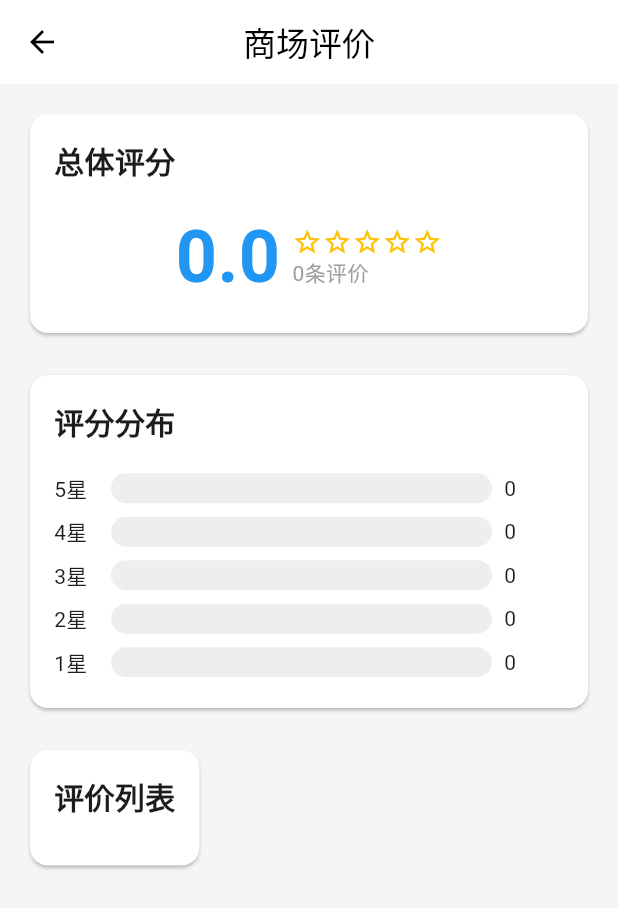
After one commit to thisXuan/parkinglot_frontend, a Flutter app: the ManagerReviewPage screen opened directly, after a tap on the "arrow back" icon, on a phone screen of 412 x 824 dp. The commit adds this screen. Shown: the top 908 px of the screen. Run offline on Flutter 3.47's test engine with Material 3 defaults, Android fonts, the phone set to English and light mode, and no system bars; our stand-ins replace dio, fl_chart, flutter_easyloading, marquee, qr_flutter, shared_preferences; missing offline and left inert: flutter_baidu_mapapi_base, flutter_baidu_mapapi_map, flutter_bmflocation, license_plate_number, qr_code_scanner; accounts and stored records are empty; network calls fail.

Commit message:
评价界面

```diff
--- /dev/null
+++ b/lib/Manager/ManagerReviewPage.dart
@@ -0,0 +1,329 @@
+import 'package:flutter/material.dart';
+import 'package:fl_chart/fl_chart.dart';
+import 'package:parkinglot_frontend/api/data.dart';
+import 'package:parkinglot_frontend/api/user.dart';
+import 'dart:convert'; // Add this import for json.decode
+import 'package:intl/intl.dart'; // Add this import at the top of the file
+
+class ReviewData {
+  final String reviewer;
+  final int rating;
+  final List<String> tags;
+  final String comment;
+  final String time;
+
+  ReviewData({
+    required this.reviewer,
+    required this.rating,
+    required this.tags,
+    required this.comment,
+    required this.time,
+  });
+
+  factory ReviewData.fromJson(Map<String, dynamic> json) {
+    List<String> parsedTags = [];
+    if (json['tags'] != null) {
+      try {
+        List<dynamic> tagsList = jsonDecode(json['tags']);
+        parsedTags = tagsList.map((tag) => tag.toString()).toList();
+      } catch (e) {
+        print('Error parsing tags: ${e.toString()}');
+        parsedTags = [];
+      }
+    }
+
+    return ReviewData(
+      reviewer: json['reviewer'],
+      rating: json['rating'],
+      tags: parsedTags,
+      comment: json['comment'],
+      time: json['time'],
+    );
+  }
+}
+
+class ManagerReviewPage extends StatefulWidget {
+  @override
+  State<StatefulWidget> createState() => ManagerReviewPageState();
+}
+
+class ManagerReviewPageState extends State<ManagerReviewPage> {
+  double averageRating = 0;
+  Map<String, int> ratingDistribution = {
+    '5': 0,
+    '4': 0,
+    '3': 0,
+    '2': 0,
+    '1': 0,
+  };
+  List<ReviewData> reviews = [];
+
+  @override
+  void initState() {
+    super.initState();
+    initReviewData();
+  }
+
+  void initReviewData() async {
+    var result = await UserApi().GetReview();
+    if (result != null) {
+      var code = result['code'];
+      if (code == 200) {
+        setState(() {
+          averageRating = result['data']['overallRating']['average'];
+
+          var distribution = result['data']['ratingDistribution'];
+          ratingDistribution = {
+            '5': distribution['5'],
+            '4': distribution['4']??0,
+            '3': distribution['3']??0,
+            '2': distribution['2']??0,
+            '1': distribution['1']??0,
+          };
+
+          reviews = (result['data']['reviews'] as List)
+              .map((review) => ReviewData.fromJson(review))
+              .toList();
+        });
+      }
+    }
+  }
+
+  @override
+  Widget build(BuildContext context) {
+    return Scaffold(
+      backgroundColor: Color(0xFFF5F5F5),
+      appBar: AppBar(
+        leading: IconButton(
+          icon: Icon(Icons.arrow_back, color: Colors.black),
+          onPressed: () => Navigator.pop(context),
+        ),
+        title: Text('商场评价', style: TextStyle(color: Colors.black)),
+        backgroundColor: Colors.white,
+        elevation: 0,
+        centerTitle: true,
+      ),
+      body: SingleChildScrollView(
+        padding: EdgeInsets.all(16),
+        child: Column(
+          crossAxisAlignment: CrossAxisAlignment.start,
+          children: [
+            _buildOverallRating(),
+            SizedBox(height: 20),
+            _buildRatingDistribution(),
+            SizedBox(height: 20),
+            _buildReviewsList(),
+          ],
+        ),
+      ),
+    );
+  }
+
+  Widget _buildOverallRating() {
+    return Card(
+      color: Colors.white,
+      child: Padding(
+        padding: EdgeInsets.all(16),
+        child: Column(
+          crossAxisAlignment: CrossAxisAlignment.start,
+          children: [
+            Text('总体评分', style: TextStyle(fontSize: 20, fontWeight: FontWeight.bold)),
+            SizedBox(height: 16),
+            Row(
+              mainAxisAlignment: MainAxisAlignment.center,
+              children: [
+                Text(
+                  averageRating.toStringAsFixed(1),
+                  style: TextStyle(
+                    fontSize: 48,
+                    fontWeight: FontWeight.bold,
+                    color: Colors.blue,
+                  ),
+                ),
+                SizedBox(width: 8),
+                Column(
+                  crossAxisAlignment: CrossAxisAlignment.start,
+                  children: [
+                    Row(
+                      children: List.generate(5, (index) {
+                        return Icon(
+                          index < averageRating.floor()
+                              ? Icons.star
+                              : index < averageRating
+                              ? Icons.star_half
+                              : Icons.star_border,
+                          color: Colors.amber,
+                          size: 20,
+                        );
+                      }),
+                    ),
+                    Text(
+                      '${reviews.length}条评价',
+                      style: TextStyle(color: Colors.grey),
+                    ),
+                  ],
+                ),
+              ],
+            ),
+          ],
+        ),
+      ),
+    );
+  }
+
+  Widget _buildRatingDistribution() {
+    int maxCount = ratingDistribution.values
+        .reduce((value, element) => value > element ? value : element);
+
+    return Card(
+      color: Colors.white,
+      child: Padding(
+        padding: EdgeInsets.all(16),
+        child: Column(
+          crossAxisAlignment: CrossAxisAlignment.start,
+          children: [
+            Text('评分分布', style: TextStyle(fontSize: 20, fontWeight: FontWeight.bold)),
+            SizedBox(height: 16),
+            ...List.generate(5, (index) {
+              int stars = 5 - index;
+              int count = ratingDistribution[stars.toString()] ?? 0;
+              double percentage = maxCount > 0 ? count / maxCount : 0;
+
+              return Padding(
+                padding: EdgeInsets.symmetric(vertical: 4),
+                child: Row(
+                  children: [
+                    SizedBox(
+                      width: 30,
+                      child: Text('$stars星'),
+                    ),
+                    SizedBox(width: 8),
+                    Expanded(
+                      child: Stack(
+                        children: [
+                          Container(
+                            height: 20,
+                            decoration: BoxDecoration(
+                              color: Colors.grey[200],
+                              borderRadius: BorderRadius.circular(10),
+                            ),
+                          ),
+                          FractionallySizedBox(
+                            widthFactor: percentage,
+                            child: Container(
+                              height: 20,
+                              decoration: BoxDecoration(
+                                color: Colors.blue,
+                                borderRadius: BorderRadius.circular(10),
+                              ),
+                            ),
+                          ),
+                        ],
+                      ),
+                    ),
+                    SizedBox(width: 8),
+                    SizedBox(
+                      width: 40,
+                      child: Text('$count'),
+                    ),
+                  ],
+                ),
+              );
+            }),
+          ],
+        ),
+      ),
+    );
+  }
+
+  Widget _buildReviewsList() {
+    return Card(
+      color: Colors.white,
+      child: Padding(
+        padding: EdgeInsets.all(16),
+        child: Column(
+          crossAxisAlignment: CrossAxisAlignment.start,
+          children: [
+            Text('评价列表', style: TextStyle(fontSize: 20, fontWeight: FontWeight.bold)),
+            SizedBox(height: 16),
+            ...reviews.map((review) => _buildReviewItem(review)).toList(),
+          ],
+        ),
+      ),
+    );
+  }
+
+  Widget _buildReviewItem(ReviewData review) {
+    // Format the time string
+    String formattedTime = '';
+    try {
+      DateTime dateTime = DateTime.parse(review.time);
+      formattedTime = DateFormat('yyyy-MM-dd HH:mm').format(dateTime);
+    } catch (e) {
+      print('Error parsing date: ${e.toString()}');
+      formattedTime = review.time;
+    }
+
+    return Container(
+      padding: EdgeInsets.symmetric(vertical: 12),
+      decoration: BoxDecoration(
+        border: Border(
+          bottom: BorderSide(color: Colors.grey[200]!),
+        ),
+      ),
+      child: Column(
+        crossAxisAlignment: CrossAxisAlignment.start,
+        children: [
+          Row(
+            children: [
+              CircleAvatar(
+                child: Text(review.reviewer[0]),
+                backgroundColor: Colors.blue[100],
+              ),
+              SizedBox(width: 8),
+              Text(
+                review.reviewer,
+                style: TextStyle(fontWeight: FontWeight.bold),
+              ),
+              Spacer(),
+              Row(
+                children: List.generate(5, (index) {
+                  return Icon(
+                    index < review.rating ? Icons.star : Icons.star_border,
+                    color: Colors.amber,
+                    size: 16,
+                  );
+                }),
+              ),
+            ],
+          ),
+          SizedBox(height: 8),
+          Wrap(
+            spacing: 8,
+            runSpacing: 8,
+            children: review.tags.map((tag) {
+              return Container(
+                padding: EdgeInsets.symmetric(horizontal: 8, vertical: 4),
+                decoration: BoxDecoration(
+                  color: Colors.blue[50],
+                  borderRadius: BorderRadius.circular(4),
+                ),
+                child: Text(
+                  tag,
+                  style: TextStyle(color: Colors.blue, fontSize: 12),
+                ),
+              );
+            }).toList(),
+          ),
+          SizedBox(height: 8),
+          Text(review.comment),
+          SizedBox(height: 4),
+          Text(
+            formattedTime,
+            style: TextStyle(color: Colors.grey, fontSize: 12),
+          ),
+        ],
+      ),
+    );
+  }
+}
--- a/lib/api/user.dart
+++ b/lib/api/user.dart
@@ -102,6 +102,21 @@ class UserApi {
         method: DioMethod.post);
     return result;
   }
+
+  // 提交评论
+  PostReview(dynamic data) async{
+    var result = await Request().request("/user/postReview",
+        method: DioMethod.post,
+        data: data);
+    return result;
+  }
+
+  // 查看评论
+  GetReview() async{
+    var result = await Request().request("/user/getReview",
+        method: DioMethod.get);
+    return result;
+  }
 }
 
 // 导出全局使用这一个实例
```
Also changed, not shown: lib/AccountManager/MallRatingPage.dart (+26 -3 lines), lib/Manager/ManagerDataPage.dart (+13 -3 lines).
